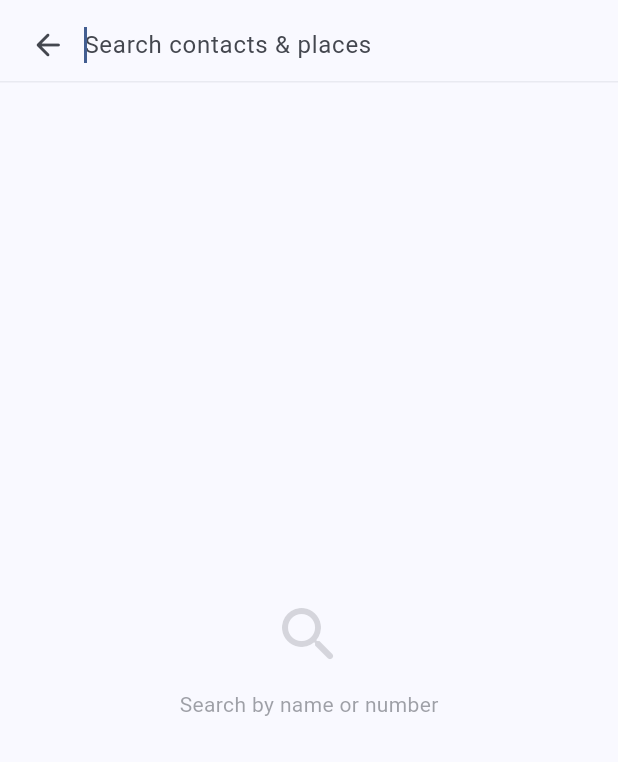
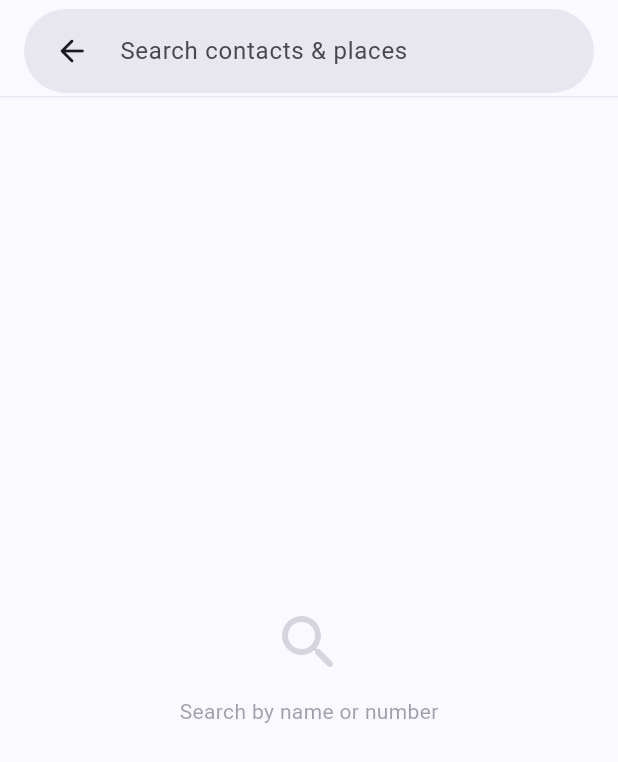
Before and after one commit to jayasuriya-it21/CustomDialer, a Flutter app: the screen it shows after launch, item 3 of the bottom bar chosen, after a tap on "Search contacts & places", on a phone screen of 412 x 824 dp. Shown: the top 762 px of the screen. Run offline on Flutter 3.47's test engine with Material 3 defaults, Android fonts, the phone set to English and light mode, and no system bars; drawn by our look-alikes of dynamic_color; our stand-ins replace just_audio, permission_handler, share_plus, shared_preferences; missing offline and left inert: record.

Commit message:
Update as for VS

```diff
--- a/lib/main.dart
+++ b/lib/main.dart
@@ -8,6 +8,7 @@ import 'screens/contacts_screen.dart';
 import 'screens/dialpad_screen.dart';
 import 'screens/search_screen.dart';
 import 'screens/settings_screen.dart';
+import 'package:dynamic_color/dynamic_color.dart';
 import 'services/call_service.dart';
 import 'services/contact_service.dart';
 import 'services/favorites_service.dart';
@@ -51,18 +52,20 @@ class _DialerAppState extends State<DialerApp> {
 
   @override
   Widget build(BuildContext context) {
+    return DynamicColorBuilder(
+      builder: (lightDynamic, darkDynamic) {
         return MaterialApp(
           navigatorKey: navigatorKey,
           title: 'Phone',
           debugShowCheckedModeBanner: false,
-      theme: _theme.buildLightTheme().copyWith(
+          theme: _theme.buildLightTheme(dynamicScheme: lightDynamic).copyWith(
             pageTransitionsTheme: const PageTransitionsTheme(
               builders: {
                 TargetPlatform.android: CupertinoPageTransitionsBuilder(),
               },
             ),
           ),
-      darkTheme: _theme.buildDarkTheme().copyWith(
+          darkTheme: _theme.buildDarkTheme(dynamicScheme: darkDynamic).copyWith(
             pageTransitionsTheme: const PageTransitionsTheme(
               builders: {
                 TargetPlatform.android: CupertinoPageTransitionsBuilder(),
@@ -71,6 +74,8 @@ class _DialerAppState extends State<DialerApp> {
           ),
           themeMode: _theme.themeMode,
           home: const HomeScreen(),
+        );
+      },
     );
   }
 }
@@ -171,42 +176,25 @@ class _HomeScreenState extends State<HomeScreen> {
               // Search Bar
               Padding(
                 padding: const EdgeInsets.fromLTRB(16, 6, 16, 2),
-                child: Material(
-                  color: cs.surfaceContainerHigh,
-                  borderRadius: BorderRadius.circular(28),
-                  clipBehavior: Clip.antiAlias,
-                  child: InkWell(
-                    onTap: _openSearch,
-                    borderRadius: BorderRadius.circular(28),
-                    child: SizedBox(
-                      height: 48,
-                      child: Padding(
-                        padding: const EdgeInsets.symmetric(horizontal: 16),
-                        child: Row(
-                          children: [
-                            Icon(Icons.search_rounded,
-                                color: cs.onSurfaceVariant, size: 22),
-                            const SizedBox(width: 14),
-                            Expanded(
-                              child: Text(
-                                'Search contacts & places',
-                                style: TextStyle(
-                                    color: cs.onSurfaceVariant, fontSize: 16),
-                              ),
-                            ),
+                child: Hero(
+                  tag: 'search_bar_hero',
+                  child: SearchBar(
+                    hintText: 'Search contacts & places',
+                    leading: const Icon(Icons.search_rounded),
+                    trailing: [
                       GestureDetector(
                         onTap: _openSettings,
                         child: CircleAvatar(
                           radius: 16,
                           backgroundColor: cs.primary,
-                                child: Icon(Icons.person_rounded,
-                                    size: 18, color: cs.onPrimary),
+                          child: Icon(Icons.person_rounded, size: 18, color: cs.onPrimary),
                         ),
                       ),
+                      const SizedBox(width: 8)
                     ],
-                        ),
-                      ),
-                    ),
+                    elevation: const WidgetStatePropertyAll(0),
+                    backgroundColor: WidgetStatePropertyAll(cs.surfaceContainerHigh),
+                    onTap: _openSearch,
                   ),
                 ),
               ),
@@ -248,9 +236,6 @@ class _HomeScreenState extends State<HomeScreen> {
         ),
         floatingActionButton: FloatingActionButton(
           onPressed: _openDialpad,
-          elevation: 2,
-          shape:
-              RoundedRectangleBorder(borderRadius: BorderRadius.circular(16)),
           child: const Icon(Icons.dialpad_rounded, size: 26),
         ),
       ),
--- a/lib/screens/contacts_screen.dart
+++ b/lib/screens/contacts_screen.dart
@@ -115,11 +115,12 @@ class _ContactsScreenState extends State<ContactsScreen>
           final c = item.contact!;
           final name = (c['name'] as String?) ?? '';
           final number = (c['number'] as String?) ?? '';
+          final String heroTag = 'contacts_${name}_$number';
 
           return ListTile(
             leading: ContactAvatar(
               name: name,
-              heroTag: 'contact_avatar_$name',
+              heroTag: heroTag,
             ),
             title: Text(name,
                 style: const TextStyle(
@@ -134,7 +135,7 @@ class _ContactsScreenState extends State<ContactsScreen>
                   context,
                   MaterialPageRoute(
                       builder: (_) =>
-                          ContactDetailScreen(name: name, number: number)));
+                          ContactDetailScreen(name: name, number: number, heroTag: heroTag)));
             },
             trailing: IconButton(
               icon: Icon(Icons.call_rounded, size: 20, color: cs.primary),
--- a/lib/screens/favourites_screen.dart
+++ b/lib/screens/favourites_screen.dart
@@ -91,6 +91,7 @@ class _FavouritesScreenState extends State<FavouritesScreen>
           final c = _favorites[i];
           final name = (c['name'] as String?) ?? '';
           final number = (c['number'] as String?) ?? '';
+          final heroTag = 'fav_${name}_$number';
 
           return GestureDetector(
             onTap: () {
@@ -98,13 +99,13 @@ class _FavouritesScreenState extends State<FavouritesScreen>
                   context,
                   MaterialPageRoute(
                       builder: (_) =>
-                          ContactDetailScreen(name: name, number: number)));
+                          ContactDetailScreen(name: name, number: number, heroTag: heroTag)));
             },
             child: Column(
               children: [
                 Stack(
                   children: [
-                    ContactAvatar(name: name, radius: 32),
+                    ContactAvatar(name: name, radius: 32, heroTag: heroTag),
                     Positioned(
                       right: 0,
                       bottom: 0,
--- a/lib/screens/search_screen.dart
+++ b/lib/screens/search_screen.dart
@@ -91,12 +91,12 @@ class _SearchScreenState extends State<SearchScreen> {
     setState(() => _results = matches.take(20).toList());
   }
 
-  void _navigateToDetail(String name, String number) {
+  void _navigateToDetail(String name, String number, String? heroTag) {
     if (name.isNotEmpty) {
       Navigator.push(
         context,
         MaterialPageRoute(
-          builder: (_) => ContactDetailScreen(name: name, number: number),
+          builder: (_) => ContactDetailScreen(name: name, number: number, heroTag: heroTag),
         ),
       );
     } else {
@@ -115,28 +115,19 @@ class _SearchScreenState extends State<SearchScreen> {
           children: [
             // Search field
             Padding(
-              padding: const EdgeInsets.fromLTRB(8, 6, 16, 0),
-              child: Row(
-                children: [
-                  IconButton(
+              padding: const EdgeInsets.fromLTRB(16, 6, 16, 2),
+              child: Hero(
+                tag: 'search_bar_hero',
+                child: SearchBar(
+                  controller: _controller,
+                  focusNode: _focusNode,
+                  hintText: 'Search contacts & places',
+                  leading: IconButton(
                     icon: const Icon(Icons.arrow_back_rounded),
                     onPressed: () => Navigator.pop(context),
                     tooltip: 'Back',
                   ),
-                  Expanded(
-                    child: TextField(
-                      controller: _controller,
-                      focusNode: _focusNode,
-                      style: const TextStyle(fontSize: 16),
-                      decoration: InputDecoration(
-                        hintText: 'Search contacts & places',
-                        hintStyle: TextStyle(color: cs.onSurfaceVariant),
-                        border: InputBorder.none,
-                        contentPadding:
-                            const EdgeInsets.symmetric(vertical: 12),
-                      ),
-                    ),
-                  ),
+                  trailing: [
                     if (_controller.text.isNotEmpty)
                       IconButton(
                         icon: const Icon(Icons.close_rounded),
@@ -146,7 +137,11 @@ class _SearchScreenState extends State<SearchScreen> {
                           setState(() => _results = []);
                         },
                       ),
+                    const SizedBox(width: 8)
                   ],
+                  elevation: const WidgetStatePropertyAll(0),
+                  backgroundColor: WidgetStatePropertyAll(cs.surfaceContainerHigh),
+                ),
               ),
             ),
             const Divider(height: 1),
@@ -196,13 +191,12 @@ class _SearchScreenState extends State<SearchScreen> {
                             final displayName =
                                 name.isNotEmpty ? name : number;
                             final isContact = r['source'] == 'contact';
+                            final String? heroTag = isContact ? 'search_${displayName}_$number' : null;
 
                             return ListTile(
                               leading: ContactAvatar(
                                 name: displayName,
-                                heroTag: isContact
-                                    ? 'search_avatar_$displayName'
-                                    : null,
+                                heroTag: heroTag,
                               ),
                               title: Text(displayName,
                                   style: const TextStyle(
@@ -234,7 +228,7 @@ class _SearchScreenState extends State<SearchScreen> {
                                 ],
                               ),
                               onTap: () =>
-                                  _navigateToDetail(name, number),
+                                  _navigateToDetail(name, number, heroTag),
                             );
                           },
                         ),
--- a/lib/theme/theme_provider.dart
+++ b/lib/theme/theme_provider.dart
@@ -1,5 +1,6 @@
 import 'package:flutter/material.dart';
 import 'package:shared_preferences/shared_preferences.dart';
+import 'package:dynamic_color/dynamic_color.dart';
 
 class ThemeProvider extends ChangeNotifier {
   static final ThemeProvider _instance = ThemeProvider._internal();
@@ -61,26 +62,21 @@ class ThemeProvider extends ChangeNotifier {
     await prefs.setBool('useDynamicColor', value);
   }
 
-  ThemeData buildLightTheme() {
-    final scheme = ColorScheme.fromSeed(
+  ThemeData buildLightTheme({ColorScheme? dynamicScheme}) {
+    ColorScheme scheme;
+    if (_useDynamicColor && dynamicScheme != null) {
+      scheme = dynamicScheme.harmonized();
+    } else {
+      scheme = ColorScheme.fromSeed(
         seedColor: _seedColor,
         brightness: Brightness.light,
       );
+    }
     return ThemeData(
       useMaterial3: true,
       brightness: Brightness.light,
       colorScheme: scheme,
       scaffoldBackgroundColor: scheme.surface,
-      navigationBarTheme: NavigationBarThemeData(
-        backgroundColor: scheme.surfaceContainerLow,
-        indicatorColor: scheme.primaryContainer,
-        height: 64,
-      ),
-      cardTheme: CardThemeData(
-        elevation: 0,
-        shape: RoundedRectangleBorder(borderRadius: BorderRadius.circular(16)),
-        color: scheme.surfaceContainerLowest,
-      ),
       listTileTheme: const ListTileThemeData(
         contentPadding: EdgeInsets.symmetric(horizontal: 16, vertical: 2),
       ),
@@ -93,26 +89,21 @@ class ThemeProvider extends ChangeNotifier {
     );
   }
 
-  ThemeData buildDarkTheme() {
-    final scheme = ColorScheme.fromSeed(
+  ThemeData buildDarkTheme({ColorScheme? dynamicScheme}) {
+    ColorScheme scheme;
+    if (_useDynamicColor && dynamicScheme != null) {
+      scheme = dynamicScheme.harmonized();
+    } else {
+      scheme = ColorScheme.fromSeed(
         seedColor: _seedColor,
         brightness: Brightness.dark,
       );
+    }
     return ThemeData(
       useMaterial3: true,
       brightness: Brightness.dark,
       colorScheme: scheme,
       scaffoldBackgroundColor: scheme.surface,
-      navigationBarTheme: NavigationBarThemeData(
-        backgroundColor: scheme.surfaceContainerLow,
-        indicatorColor: scheme.primaryContainer,
-        height: 64,
-      ),
-      cardTheme: CardThemeData(
-        elevation: 0,
-        shape: RoundedRectangleBorder(borderRadius: BorderRadius.circular(16)),
-        color: scheme.surfaceContainerHighest,
-      ),
       listTileTheme: const ListTileThemeData(
         contentPadding: EdgeInsets.symmetric(horizontal: 16, vertical: 2),
       ),
--- a/pubspec.yaml
+++ b/pubspec.yaml
@@ -44,6 +44,7 @@ dependencies:
   intl: ^0.20.2
   just_audio: ^0.9.43
   share_plus: ^10.1.4
+  dynamic_color: ^1.8.1
 
 dev_dependencies:
   flutter_test:
```
Also changed, not shown: lib/screens/contact_detail_screen.dart (+8 -2 lines), lib/screens/dialpad_screen.dart (+14 -23 lines), lib/screens/in_call_screen.dart (+13 -27 lines), lib/screens/settings_screen.dart (+13 -1 lines), lib/services/call_service.dart (+10 -0 lines), assets/app_icon.png, pubspec.lock, 29 other files. Lines whose indentation alone changed are shown as unchanged.
